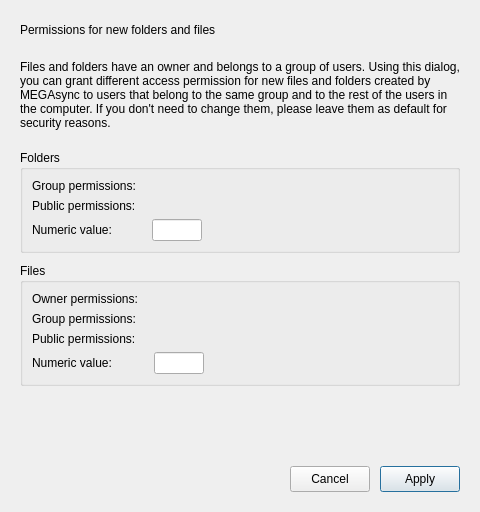
This is src/MEGASync/gui/ui/PermissionsDialog.ui in meganz/MEGAsync as Qt 5 draws it before an edit. The edited form follows.
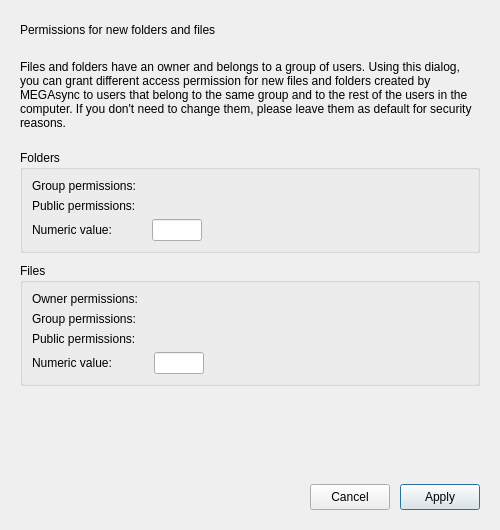
This is the edited form. Custom widgets are drawn as their Qt base class.

Commit message: Adjust permissions dialog size (commented with Joseph).

The edit to the form file:
```diff
--- a/src/MEGASync/gui/ui/PermissionsDialog.ui
+++ b/src/MEGASync/gui/ui/PermissionsDialog.ui
@@ -6,8 +6,8 @@
    <rect>
     <x>0</x>
     <y>0</y>
-    <width>480</width>
-    <height>512</height>
+    <width>500</width>
+    <height>530</height>
    </rect>
   </property>
   <property name="sizePolicy">
@@ -18,14 +18,14 @@
   </property>
   <property name="minimumSize">
    <size>
-    <width>480</width>
-    <height>485</height>
+    <width>500</width>
+    <height>530</height>
    </size>
   </property>
   <property name="maximumSize">
    <size>
     <width>16777215</width>
-    <height>16777215</height>
+    <height>530</height>
    </size>
   </property>
   <property name="windowTitle">
```
